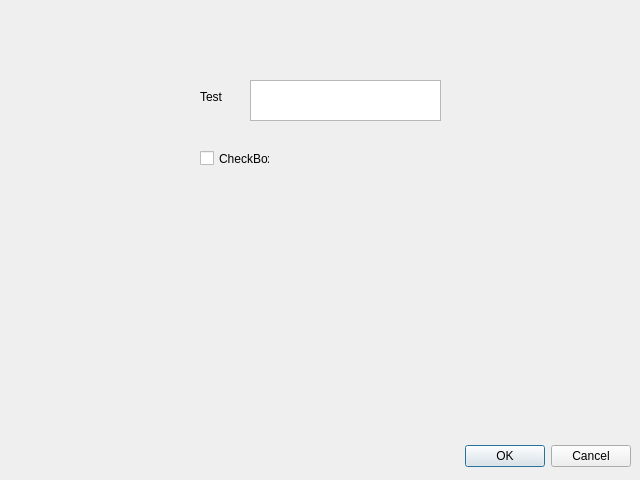
Old version of the form assets/window.ui in the repository a-wierzchowski/ProjektPogoda.
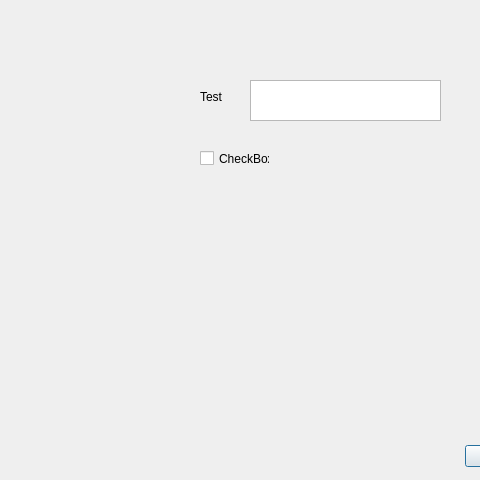
New version of the form.

Commit message: przymiarki do obsługi GUI

The edit to the form file:
```diff
--- a/assets/window.ui
+++ b/assets/window.ui
@@ -6,7 +6,7 @@
    <rect>
     <x>0</x>
     <y>0</y>
-    <width>640</width>
+    <width>480</width>
     <height>480</height>
    </rect>
   </property>
```
Left out of the diff: 7 changed lines with no effect on the pictures. The commit also changes 7 other files.
